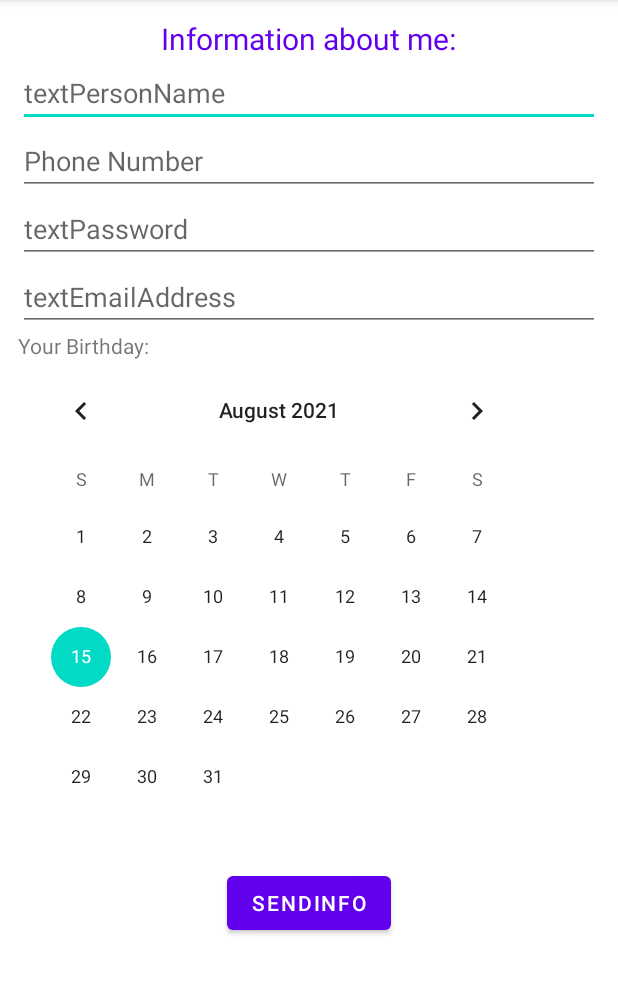
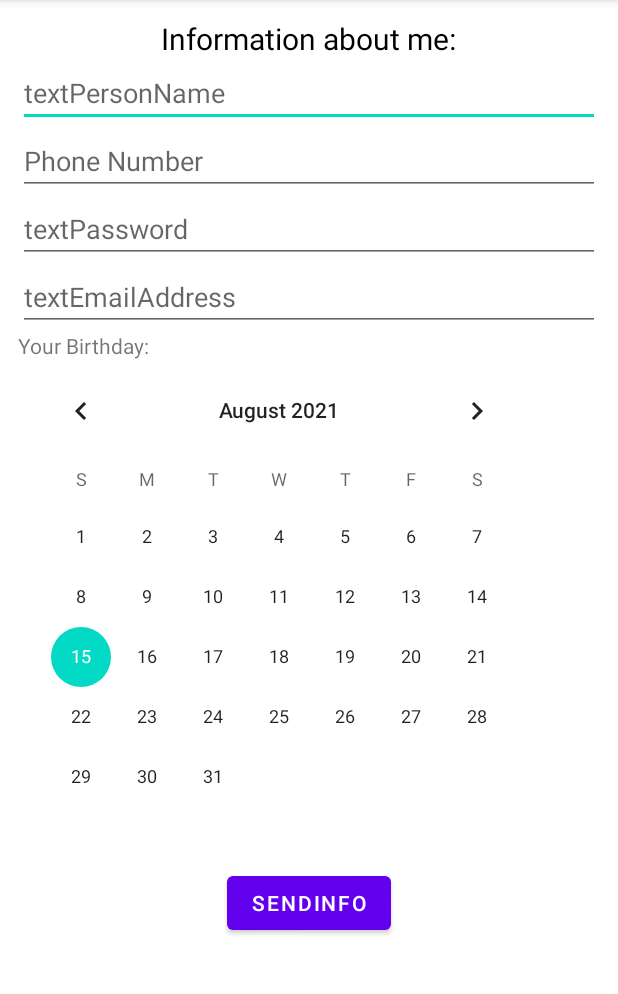
Before and after one commit to AnnMorozova23/My_First_App, an Android app: the screen it shows after launch (MainActivity), on a phone screen of 412 x 824 dp, the part 84-1078 px from its top. Run offline under Robolectric (Android 15) with nearby library versions, the phone set to English and light mode, and no system bars.

Commit message:
ДЗ№1 Проверка изменений

```diff
--- a/app/src/main/res/layout/activity_task_2.xml
+++ b/app/src/main/res/layout/activity_task_2.xml
@@ -11,7 +11,7 @@
         android:layout_height="wrap_content"
         android:text="Information about me:"
         android:textSize="20sp"
-        android:textColor="@color/purple_500"
+        android:textColor="@color/black"
         android:layout_gravity="center"/>
 
     <EditText
```
